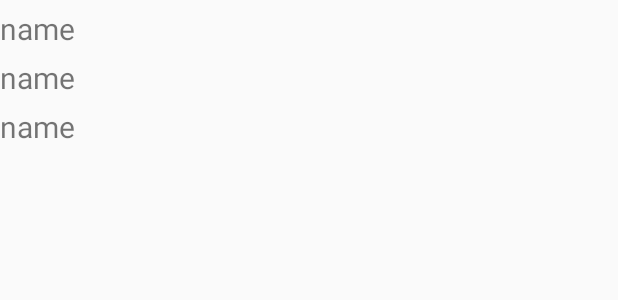
After one commit to TheOska/Impulse-development, an Android app: the layout row_ill_history_item.xml on its own in the app's theme, with its tools: preview values and no code run, on a phone screen of 412 x 824 dp. The commit adds this screen. Shown: the top 300 px of the screen. Run offline under Robolectric (Android 15) with nearby library versions, the phone set to English and light mode, and no system bars; network calls fail.

Commit message:
added ill history

```diff
--- a/app/src/main/AndroidManifest.xml
+++ b/app/src/main/AndroidManifest.xml
@@ -53,7 +53,11 @@
             android:parentActivityName="io.shapio.impulse.activity.MainActivity"
             android:theme="@style/AppTheme.NoActionBar">
         </activity>
-
+        <activity android:name=".activity.IllHistoryActivity"
+            android:label="Ill History"
+            android:parentActivityName="io.shapio.impulse.activity.MainActivity"
+            android:theme="@style/AppTheme.NoActionBar">
+        </activity>
         <!-- START Added for GCM -->
         <receiver
             android:name="com.google.android.gms.gcm.GcmReceiver"
--- a/app/src/main/java/io/shapio/impulse/adapter/HomePageGridAdapter.java
+++ b/app/src/main/java/io/shapio/impulse/adapter/HomePageGridAdapter.java
@@ -17,6 +17,7 @@ import java.util.ArrayList;
 
 import io.shapio.impulse.R;
 import io.shapio.impulse.activity.ChatDoctorActivity;
+import io.shapio.impulse.activity.IllHistoryActivity;
 import io.shapio.impulse.model.HomePageItem;
 
 /**
@@ -89,6 +90,10 @@ public class HomePageGridAdapter  extends RecyclerView.Adapter<HomePageGridAdapt
                             Log.i("oscar","in");
                                 context.startActivity(new Intent(context, ChatDoctorActivity.class));
                         }
+                        if (current.getItemName().equals(context.getResources().getString(R.string.item_ill_history))){
+                            Log.i("oscar","in");
+                            context.startActivity(new Intent(context, IllHistoryActivity.class));
+                        }
                     }
                 });
             }
--- a/app/src/main/java/io/shapio/impulse/app/EndPoints.java
+++ b/app/src/main/java/io/shapio/impulse/app/EndPoints.java
@@ -9,7 +9,7 @@ import android.util.Log;
 public class EndPoints {
 
     // localhost url
-     public static final String BASE_URL = "http://192.168.0.102/gcm_chat/v1";
+     public static final String BASE_URL = "http://192.168.0.101/gcm_chat/v1";
 
 //    public static final String BASE_URL = "http://192.168.0.102/gcm_chat/v1";
     public static final String LOGIN = BASE_URL + "/user/login";
@@ -17,4 +17,5 @@ public class EndPoints {
     public static final String CHAT_ROOMS = BASE_URL + "/chat_rooms";
     public static final String CHAT_THREAD = BASE_URL + "/chat_rooms/_ID_";
     public static final String CHAT_ROOM_MESSAGE = BASE_URL + "/chat_rooms/_ID_/message";
+    public static final String ALL_ILL_HISTORY_MESSAGE = BASE_URL + "/ill_history";
 }
--- /dev/null
+++ b/app/src/main/res/layout/row_ill_history_item.xml
@@ -0,0 +1,30 @@
+<?xml version="1.0" encoding="utf-8"?>
+<LinearLayout xmlns:android="http://schemas.android.com/apk/res/android"
+    android:id="@+id/clickable"
+    android:layout_width="match_parent"
+    android:layout_height="match_parent"
+    android:orientation="vertical">
+
+
+    <TextView
+        android:id="@+id/disease_name"
+        android:layout_width="128dp"
+        android:layout_height="wrap_content"
+        android:layout_marginTop="5dp"
+        android:text="name"
+        android:textSize="20dp" />
+    <TextView
+        android:id="@+id/create_date"
+        android:layout_width="128dp"
+        android:layout_height="wrap_content"
+        android:layout_marginTop="5dp"
+        android:text="name"
+        android:textSize="20dp" />
+    <TextView
+        android:id="@+id/disease_desc"
+        android:layout_width="128dp"
+        android:layout_height="wrap_content"
+        android:layout_marginTop="5dp"
+        android:text="name"
+        android:textSize="20dp" />
+</LinearLayout>
```
Also changed, not shown: app/src/main/java/io/shapio/impulse/activity/IllHistoryActivity.java (+94 -2 lines), app/src/main/java/io/shapio/impulse/activity/MainActivity.java (+5 -30 lines), app/src/main/java/io/shapio/impulse/adapter/IllHistoryAdapter.java (added, +101 -0 lines), app/src/main/java/io/shapio/impulse/model/IllHistoryItem.java (added, +34 -0 lines), app/src/main/res/layout/activity_ill_history.xml (added, +45 -0 lines), app/src/main/res/layout/content_ill_history.xml (added, +16 -0 lines), 2 other files.
